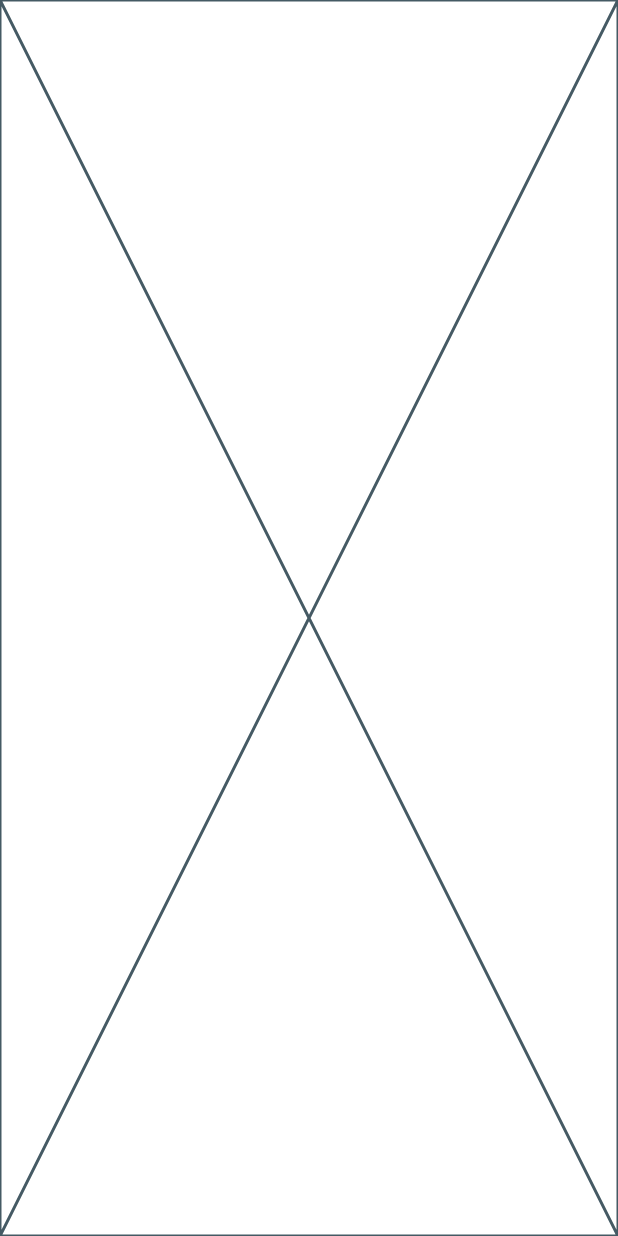
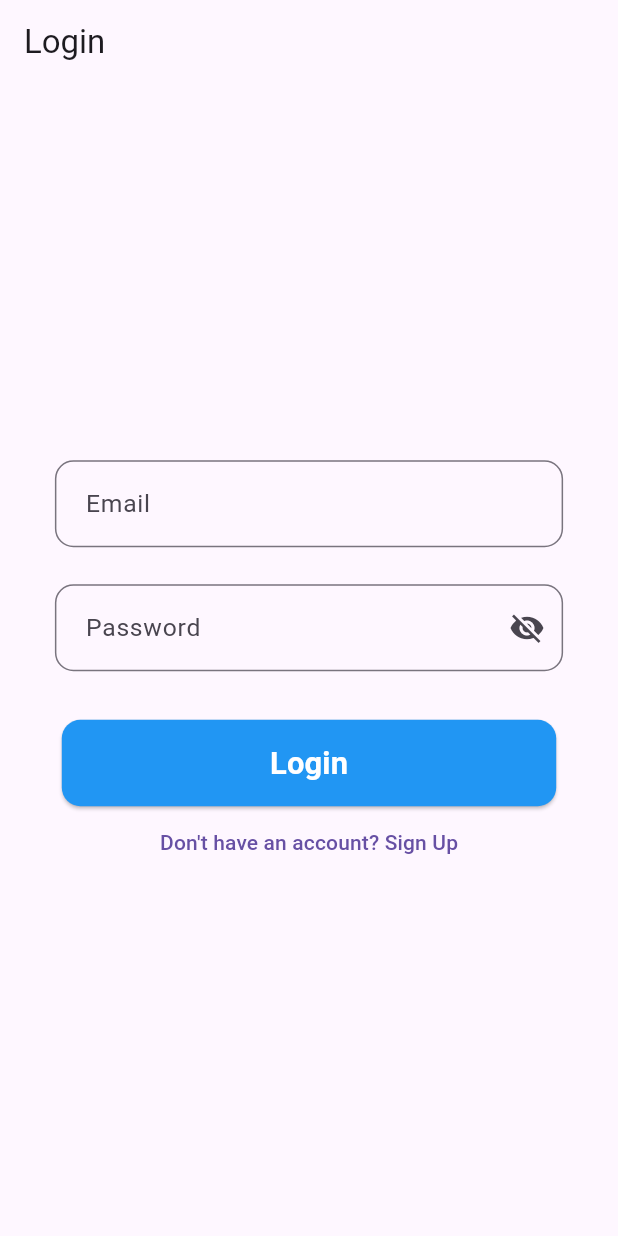
Before and after one commit to ZyadWKhedr/ExpenseTracker, a Flutter app: the screen it shows after launch, on a phone screen of 412 x 824 dp. Run offline on Flutter 3.47's test engine with Material 3 defaults, Android fonts, the phone set to English and light mode, and no system bars; our stand-ins replace flutter_riverpod, shared_preferences, supabase_flutter; accounts and stored records are empty.

Commit message:
login page initialization code

```diff
--- a/lib/presentation/auth/login_page.dart
+++ b/lib/presentation/auth/login_page.dart
@@ -1,10 +1,56 @@
-import 'package:flutter/widgets.dart';
+import 'package:expense_tracker/presentation/providers/auth_provider.dart';
+import 'package:expense_tracker/presentation/widgets/custom_button.dart';
+import 'package:expense_tracker/presentation/widgets/custom_text_field.dart';
+import 'package:flutter/material.dart';
+import 'package:flutter_riverpod/flutter_riverpod.dart';
 
-class LoginPage extends StatelessWidget {
+class LoginPage extends ConsumerStatefulWidget {
   const LoginPage({super.key});
 
   @override
+  _LoginPageState createState() => _LoginPageState();
+}
+
+class _LoginPageState extends ConsumerState<LoginPage> {
+  final emailController = TextEditingController();
+  final passwordController = TextEditingController();
+
+  void login() async {
+    final auth = ref.read(authProvider.notifier);
+    await auth.login(emailController.text, passwordController.text);
+    if (ref.read(authProvider) != null) {
+      // Navigate to home screen after successful login
+      Navigator.pushReplacementNamed(context, "/home");
+    }
+  }
+
+  @override
   Widget build(BuildContext context) {
-    return const Placeholder();
+    return Scaffold(
+      appBar: AppBar(title: Text("Login")),
+      body: Padding(
+        padding: const EdgeInsets.all(16.0),
+        child: Column(
+          mainAxisAlignment: MainAxisAlignment.center,
+          children: [
+            CustomTextField(controller: emailController, hintText: "Email"),
+            CustomTextField(
+              controller: passwordController,
+              hintText: "Password",
+              isPassword: true,
+            ),
+            SizedBox(height: 20),
+            CustomButton(text: "Login", onPressed: login),
+            TextButton(
+              onPressed: () => Navigator.push(
+                context,
+                MaterialPageRoute(builder: (context) => SignUpPage()),
+              ),
+              child: Text("Don't have an account? Sign Up"),
+            ),
+          ],
+        ),
+      ),
+    );
   }
 }
```
